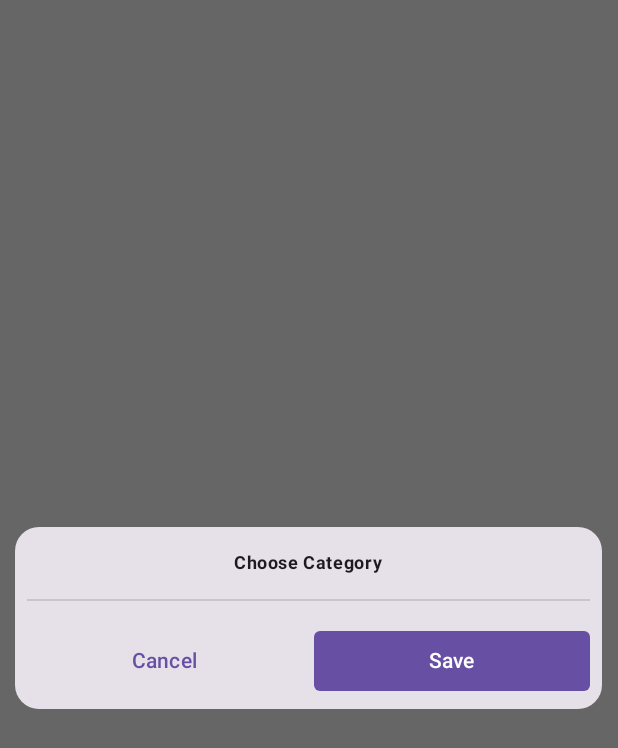
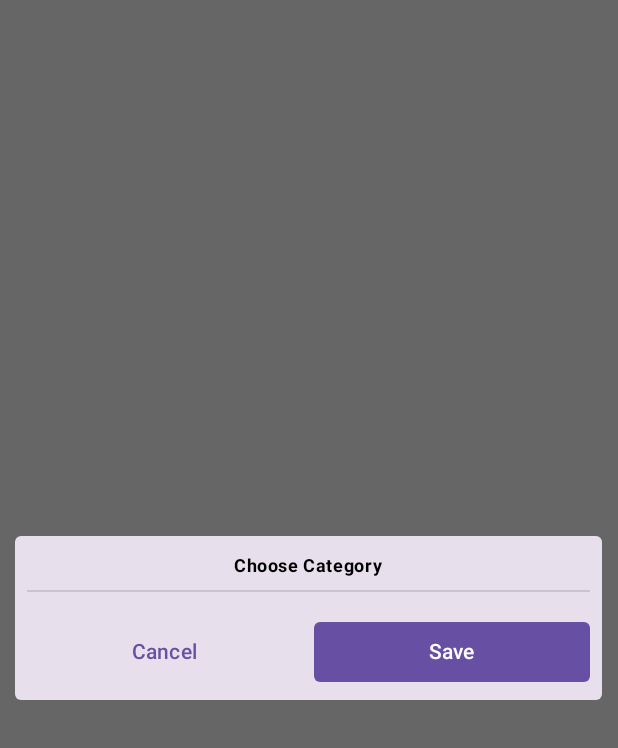
Before and after one commit to Android-Geeks/task-tracker, an Android app built with Jetpack Compose: the @Preview function Pre_4, on a phone screen of 412 x 824 dp. Shown: the top 748 px of the screen. Run offline under Robolectric (Android 15) with nearby library versions, the phone set to English and light mode, and no system bars.

Commit message:
modifying the padding

```diff
--- a/app/src/main/java/com/example/tasktracker/ui/dialog/CustomDialog.kt
+++ b/app/src/main/java/com/example/tasktracker/ui/dialog/CustomDialog.kt
@@ -2,6 +2,7 @@ package com.example.tasktracker.ui.dialog
 
 import android.os.Build
 import androidx.annotation.RequiresApi
+import androidx.compose.foundation.background
 import androidx.compose.foundation.layout.Arrangement
 import androidx.compose.foundation.layout.Box
 import androidx.compose.foundation.layout.BoxScope
@@ -11,7 +12,6 @@ import androidx.compose.foundation.layout.fillMaxWidth
 import androidx.compose.foundation.layout.padding
 import androidx.compose.foundation.shape.RoundedCornerShape
 import androidx.compose.material3.Button
-import androidx.compose.material3.Card
 import androidx.compose.material3.Divider
 import androidx.compose.material3.MaterialTheme
 import androidx.compose.material3.Text
@@ -19,6 +19,7 @@ import androidx.compose.material3.TextButton
 import androidx.compose.runtime.Composable
 import androidx.compose.ui.Alignment
 import androidx.compose.ui.Modifier
+import androidx.compose.ui.draw.clip
 import androidx.compose.ui.text.font.FontWeight
 import androidx.compose.ui.tooling.preview.Preview
 import androidx.compose.ui.unit.dp
@@ -38,26 +39,28 @@ fun CustomDialog(
         onDismissRequest = { DialogViewModel.changeCurrentDialog(Dialogs.NONE) },
         DialogProperties(usePlatformDefaultWidth = false)
     ) {
-        Card(
-            modifier = Modifier.fillMaxWidth(.95f),
-            shape = RoundedCornerShape(16.dp),
-        ) {
         Column(
             modifier = Modifier
-                    .fillMaxWidth()
-                    .padding(8.dp),
+                .fillMaxWidth(.95f)
+                .clip(RoundedCornerShape(4.dp))
+                .background(MaterialTheme.colorScheme.surfaceVariant),
             Arrangement.spacedBy(8.dp),
             Alignment.CenterHorizontally
         ) {
             Text(
                 text = title,
-                    modifier = Modifier.padding(vertical = 8.dp),
+                modifier = Modifier.padding(top = 12.dp),
                 style = MaterialTheme.typography.bodySmall,
                 fontWeight = FontWeight.Bold
             )
-                Divider(thickness = 1.dp)
+            Divider(
+                thickness = 1.dp, modifier = Modifier.padding(horizontal = 8.dp)
+            )
             Box(content = content)
-                Row(horizontalArrangement = Arrangement.spacedBy(8.dp)) {
+            Row(
+                horizontalArrangement = Arrangement.spacedBy(8.dp),
+                modifier = Modifier.padding(start = 8.dp, end = 8.dp, bottom = 8.dp)
+            ) {
                 TextButton(
                     onClick = onCancelButtonClick,
                     shape = RoundedCornerShape(4.dp),
@@ -76,11 +79,10 @@ fun CustomDialog(
         }
     }
 }
-}
 
 @RequiresApi(Build.VERSION_CODES.O)
 @Preview(showBackground = true)
 @Composable
 fun Pre_4() {
-    CustomDialog("Choose Category","Save",{},{},{})
+    CustomDialog("Choose Category", "Save", {}, {}, {})
 }
--- a/app/src/main/java/com/example/tasktracker/ui/dialog/datetime/TimeDialog.kt
+++ b/app/src/main/java/com/example/tasktracker/ui/dialog/datetime/TimeDialog.kt
@@ -7,7 +7,7 @@ import androidx.compose.foundation.layout.padding
 import androidx.compose.foundation.shape.RoundedCornerShape
 import androidx.compose.material3.ExperimentalMaterial3Api
 import androidx.compose.material3.MaterialTheme
-import androidx.compose.material3.TimePicker
+import androidx.compose.material3.TimeInput
 import androidx.compose.material3.TimePickerState
 import androidx.compose.runtime.Composable
 import androidx.compose.runtime.collectAsState
@@ -62,7 +62,7 @@ fun TimeDialog(
         },
         onCancelButtonClick = onCancelButtonClick
     ) {
-        TimePicker(
+        TimeInput(
             state = timePickerState,
             modifier = Modifier
                 .background(
```
Also changed, not shown: app/src/main/java/com/example/tasktracker/ui/dialog/datetime/DateDialog.kt (+12 -6 lines). Lines whose indentation alone changed are shown as unchanged.
